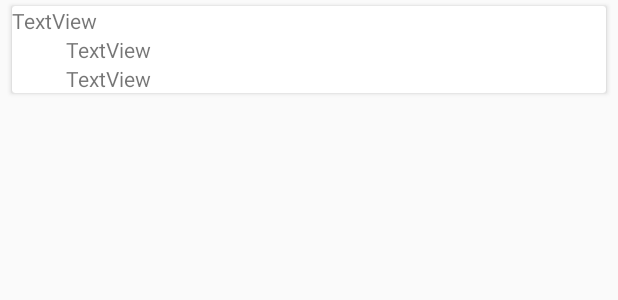
After one commit to lienzhu/VacTracker, an Android app: the layout vaccine_item.xml on its own in the app's theme, with its tools: preview values and no code run, on a phone screen of 412 x 824 dp. The commit adds this screen. Shown: the top 300 px of the screen. Run offline under Robolectric (Android 15) with nearby library versions, the phone set to English and light mode, and no system bars.

Commit message:
vaccine list\

```diff
--- /dev/null
+++ b/app/src/main/res/layout/vaccine_item.xml
@@ -0,0 +1,42 @@
+<?xml version="1.0" encoding="utf-8"?>
+<androidx.cardview.widget.CardView xmlns:android="http://schemas.android.com/apk/res/android"
+    xmlns:app="http://schemas.android.com/apk/res-auto"
+    xmlns:tools="http://schemas.android.com/tools"
+    android:layout_width="match_parent"
+    android:layout_height="wrap_content"
+    android:layout_marginTop="4dp"
+    android:layout_marginBottom="4dp"
+    android:layout_marginStart="8dp"
+    android:layout_marginEnd="8dp">
+
+    <androidx.constraintlayout.widget.ConstraintLayout
+        android:layout_width="match_parent"
+        android:layout_height="wrap_content">
+
+        <TextView
+            android:id="@+id/product_type"
+            android:layout_width="wrap_content"
+            android:layout_height="wrap_content"
+            android:text="TextView"
+            app:layout_constraintStart_toStartOf="parent"
+            app:layout_constraintTop_toTopOf="parent" />
+
+        <TextView
+            android:id="@+id/developer"
+            android:layout_width="wrap_content"
+            android:layout_height="wrap_content"
+            android:layout_marginStart="36dp"
+            android:text="TextView"
+            app:layout_constraintStart_toStartOf="@+id/product_type"
+            app:layout_constraintTop_toBottomOf="@+id/product_type" />
+
+        <TextView
+            android:id="@+id/stage"
+            android:layout_width="wrap_content"
+            android:layout_height="wrap_content"
+            android:text="TextView"
+            app:layout_constraintStart_toStartOf="@+id/developer"
+            app:layout_constraintTop_toBottomOf="@+id/developer" />
+    </androidx.constraintlayout.widget.ConstraintLayout>
+
+</androidx.cardview.widget.CardView>
--- /dev/null
+++ b/app/src/main/res/layout/vaccines_detail.xml
@@ -0,0 +1,6 @@
+<?xml version="1.0" encoding="utf-8"?>
+<androidx.constraintlayout.widget.ConstraintLayout
+    xmlns:android="http://schemas.android.com/apk/res/android" android:layout_width="match_parent"
+    android:layout_height="match_parent">
+
+</androidx.constraintlayout.widget.ConstraintLayout>
```
Also changed, not shown: app/src/main/java/com/example/vactracker/MainActivity.java (+41 -42 lines), app/src/main/java/com/example/vactracker/adapters/VaccineAdapter.java (added, +97 -0 lines), app/src/main/java/com/example/vactracker/ui/vaccines/VaccinesDetailFragment.java (added, +30 -0 lines), app/src/main/java/com/example/vactracker/ui/vaccines/VaccinesFragment.java (+84 -10 lines), app/src/main/java/com/example/vactracker/ui/vaccines/VaccinesViewModel.java (+19 -7 lines), app/src/main/res/layout/fragment_vaccines.xml (+4 -10 lines).
